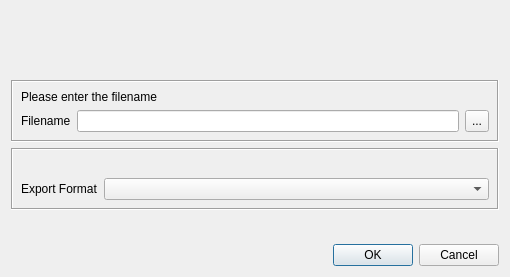
chris2511/xca, file ui/ExportDialog.ui: the form before one commit.
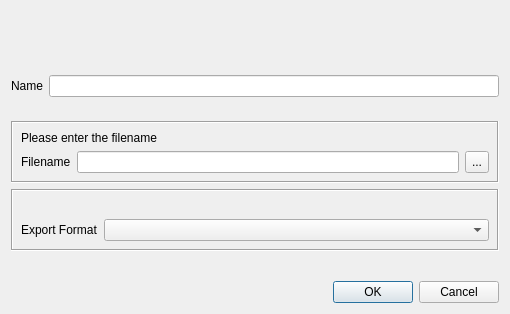
The form after the commit.

Commit message:
SF Feat. Req. #76 Export private keys to clipboard
Before exporting the private key an acknowledge is
required. Here you may opt to only export the public key.

While at it, display the internal Name in export dialogs

```diff
--- a/ui/ExportDialog.ui
+++ b/ui/ExportDialog.ui
@@ -7,7 +7,7 @@
     <x>0</x>
     <y>0</y>
     <width>510</width>
-    <height>277</height>
+    <height>314</height>
    </rect>
   </property>
   <property name="windowTitle">
@@ -91,7 +91,38 @@
     </spacer>
    </item>
    <item>
-    <widget class="QFrame" name="frame_2">
+    <layout class="QHBoxLayout" name="horizontalLayout">
+     <item>
+      <widget class="QLabel" name="TextLabel2">
+       <property name="text">
+        <string>Name</string>
+       </property>
+      </widget>
+     </item>
+     <item>
+      <widget class="QLineEdit" name="descr">
+       <property name="toolTip">
+        <string>The internal name of the CRL in the database</string>
+       </property>
+      </widget>
+     </item>
+    </layout>
+   </item>
+   <item>
+    <spacer name="verticalSpacer">
+     <property name="orientation">
+      <enum>Qt::Vertical</enum>
+     </property>
+     <property name="sizeHint" stdset="0">
+      <size>
+       <width>20</width>
+       <height>4</height>
+      </size>
+     </property>
+    </spacer>
+   </item>
+   <item>
+    <widget class="QFrame" name="fileNameFrame">
      <property name="frameShape">
       <enum>QFrame::Box</enum>
      </property>
```
Left out of the diff: 2 changed lines with no effect on the pictures. The commit also changes 10 other files.
